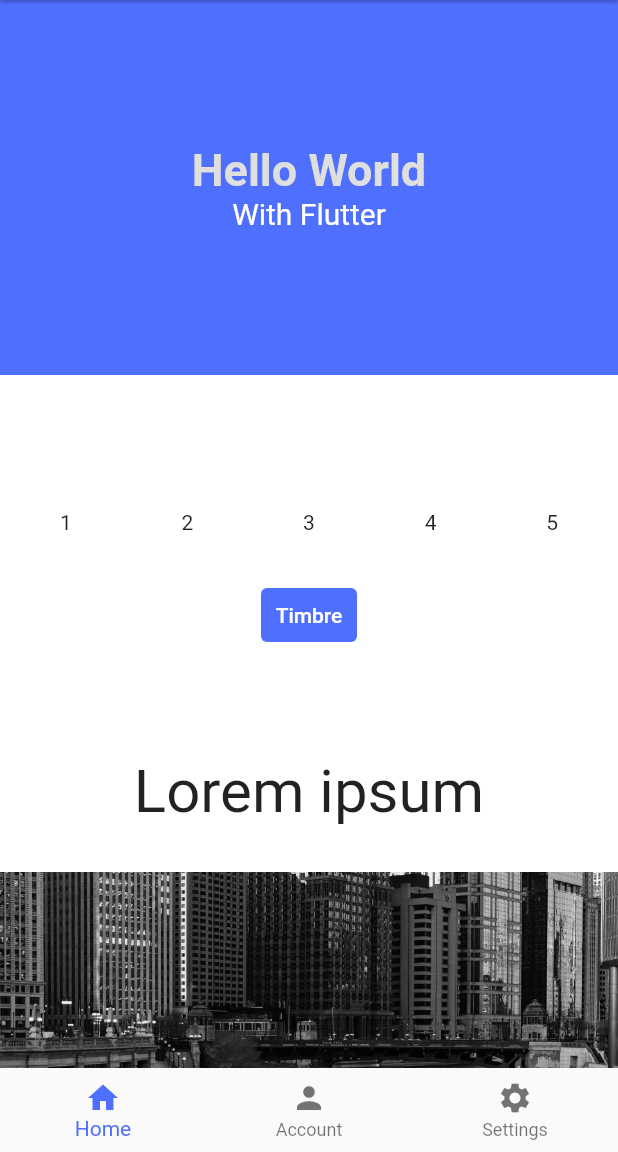
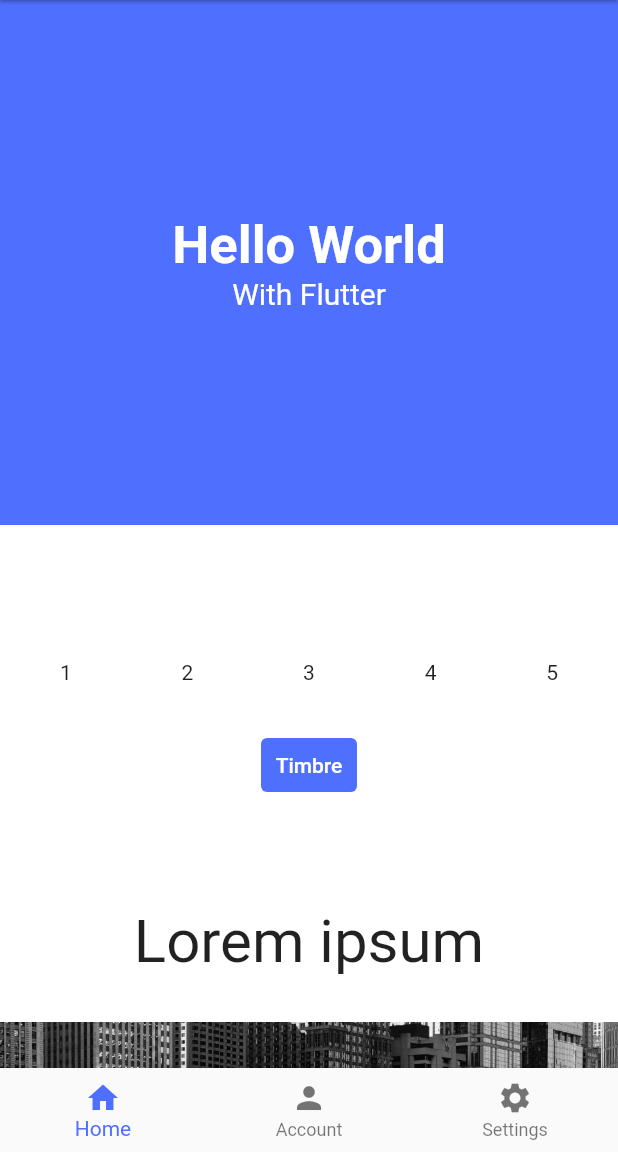
Before and after one commit to isaacismaelx14/myFirstFlutter_app, a Flutter app: the screen it shows after launch, on a phone screen of 412 x 824 dp, the part 84-1236 px from its top. Run offline on Flutter 3.47's test engine with Material 2 defaults, Android fonts, the phone set to English and light mode, and no system bars; our stand-ins replace audioplayers.

Commit message:
Image margin

```diff
--- a/lib/screens/home_screen.dart
+++ b/lib/screens/home_screen.dart
@@ -69,11 +69,13 @@ class CustomScreen extends StatelessWidget {
         Section3(),
         Section4(),
         ImageRender(
+          marginBottom: 20,
           fileName: "image.jpg",
-          margin: EdgeInsets.only(bottom: 20),
         ),
-        ImageRender(
-            fileName: "image-2.jpg", margin: EdgeInsets.only(bottom: 80))
+        ImageRender(fileName: "image-3.jpg", marginBottom: 20),
+        ImageRender(fileName: "image-4.jpg", marginBottom: 20),
+        ImageRender(fileName: "image-5.jpg", marginBottom: 20),
+        ImageRender(fileName: "image-6.jpg", marginBottom: 80)
       ]),
     ));
   }
@@ -87,7 +89,7 @@ class Section1 extends StatelessWidget {
     return Container(
       color: primaryColor,
       width: (MediaQuery.of(context).size.width),
-      height: 250,
+      height: 350,
       alignment: Alignment.center,
       child: Column(
           crossAxisAlignment: CrossAxisAlignment.center,
@@ -96,9 +98,10 @@ class Section1 extends StatelessWidget {
             Text(
               'Hello World',
               style: TextStyle(
-                  fontSize: 30.0,
-                  fontWeight: FontWeight.bold,
-                  color: Color.fromARGB(255, 223, 223, 223)),
+                fontSize: 35.0,
+                fontWeight: FontWeight.bold,
+                color: Colors.white,
+              ),
             ),
             Text(
               'With Flutter',
@@ -171,14 +174,15 @@ class Section4 extends StatelessWidget {
 
 class ImageRender extends StatelessWidget {
   final String fileName;
-  final EdgeInsets? margin;
-  const ImageRender({Key? key, required this.fileName, this.margin})
+  final double marginBottom;
+  const ImageRender(
+      {Key? key, required this.fileName, required this.marginBottom})
       : super(key: key);
 
   @override
   Widget build(BuildContext context) {
     return Container(
-        margin: margin,
+        margin: EdgeInsets.only(bottom: marginBottom),
         child: Image(
           image: AssetImage('assets/$fileName'),
         ));
```
Also changed, not shown: assets/image-3.jpg (added), assets/image-4.jpg (added), assets/image-5.jpg (added), assets/image-6.jpg (added).
